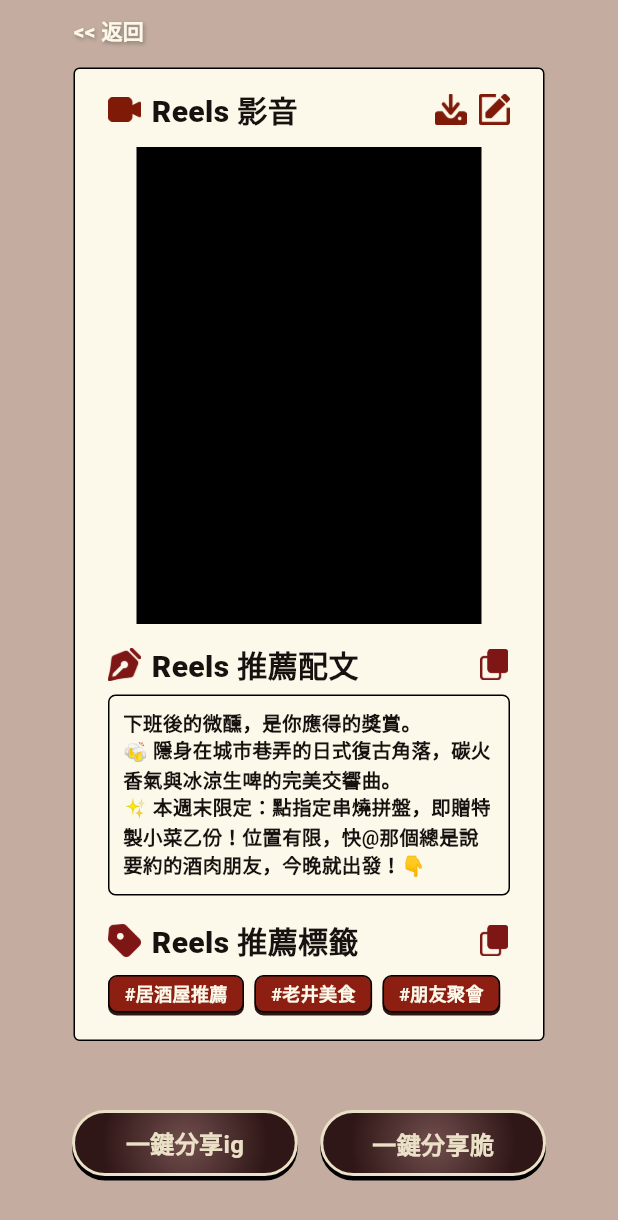
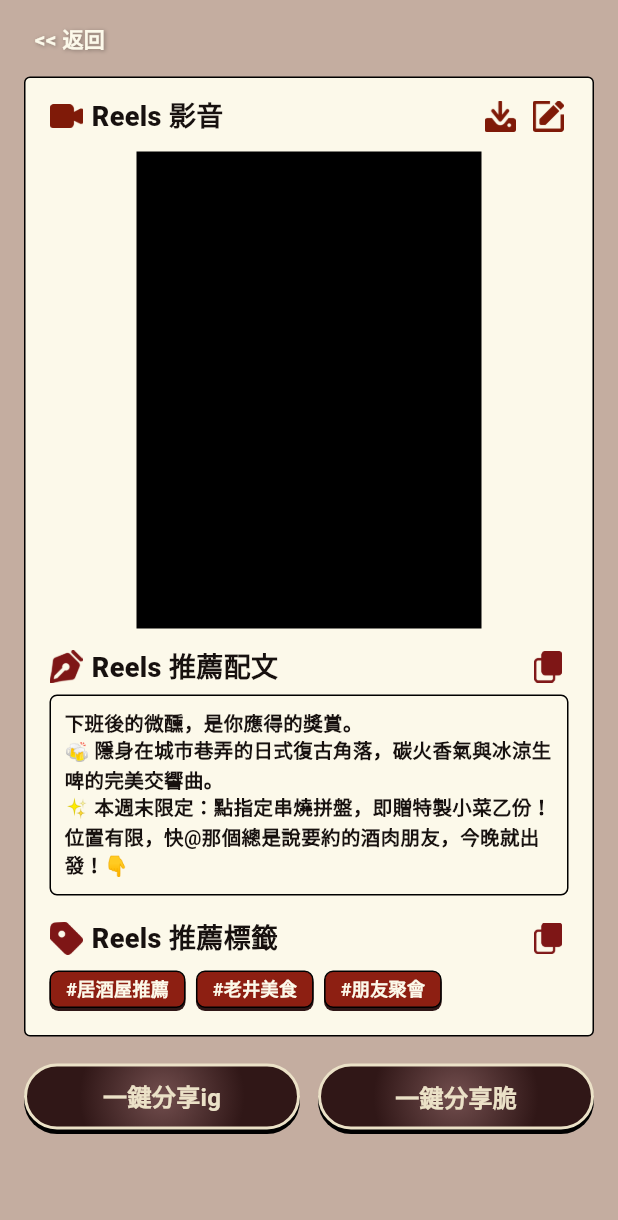
Before and after one commit to 1111034009/PlayTaiwan-front, a Flutter app: the MerchantVideoPage screen opened directly, on a phone screen of 412 x 824 dp. Shown: the top 1220 px of the screen. Run offline on Flutter 3.47's test engine with Material 3 defaults, Android fonts, the phone set to English and light mode, and no system bars; our stand-ins replace curved_navigation_bar, flutter_carousel_widget, google_fonts.

Commit message:
商家畫面調整 bug修正

```diff
--- a/lib/pages/home_page.dart
+++ b/lib/pages/home_page.dart
@@ -459,8 +459,8 @@ class _HomePageState extends State<HomePage> {
         child: Stack(
           children: [
             Positioned(
-              left: 9,
-              top: 15,
+              left: 5,
+              top: 20,
               width: 55,
               height: 55,
               child: Image.asset('img/Badge.png', fit: BoxFit.contain),
--- a/lib/pages/merchant_video_page.dart
+++ b/lib/pages/merchant_video_page.dart
@@ -28,9 +28,6 @@ TextStyle kaisei({
 class MerchantVideoPage extends StatelessWidget {
   const MerchantVideoPage({super.key});
 
-  static const double designWidth = 360;
-  static const double designHeight = 820;
-
   void _goHome(BuildContext context) {
     Navigator.pushAndRemoveUntil(
       context,
@@ -44,26 +41,28 @@ class MerchantVideoPage extends StatelessWidget {
     return Scaffold(
       backgroundColor: _backgroundColor,
       body: SafeArea(
-        child: SingleChildScrollView(
+        child: LayoutBuilder(
+          builder: (context, constraints) {
+            return SingleChildScrollView(
               physics: const BouncingScrollPhysics(),
-          child: Center(
-            child: FittedBox(
-              fit: BoxFit.contain,
-              alignment: Alignment.topCenter,
-              child: SizedBox(
-                width: designWidth,
-                height: designHeight,
-                child: Stack(
+              padding: const EdgeInsets.fromLTRB(16, 10, 16, 32),
+              child: ConstrainedBox(
+                constraints: BoxConstraints(
+                  minHeight: constraints.maxHeight - 42,
+                ),
+                child: Column(
+                  crossAxisAlignment: CrossAxisAlignment.stretch,
                   children: [
-                    const Positioned.fill(
-                      child: ColoredBox(color: _backgroundColor),
-                    ),
-                    Positioned(
-                      top: 10,
-                      left: 23,
+                    Align(
+                      alignment: Alignment.centerLeft,
                       child: GestureDetector(
                         behavior: HitTestBehavior.opaque,
                         onTap: () => _goHome(context),
+                        child: Padding(
+                          padding: const EdgeInsets.symmetric(
+                            horizontal: 7,
+                            vertical: 5,
+                          ),
                           child: Text(
                             '<< 返回',
                             style:
@@ -83,17 +82,12 @@ class MerchantVideoPage extends StatelessWidget {
                           ),
                         ),
                       ),
-                    const Positioned(
-                      top: 45,
-                      left: 23,
-                      right: 23,
-                      child: _ContentCard(),
                     ),
-                    Positioned(
-                      left: 22,
-                      right: 22,
-                      top: 740,
-                      child: Row(
+                    const SizedBox(height: 10),
+                    const _ContentCard(),
+                    const SizedBox(height: 18),
+                    Row(
+                      crossAxisAlignment: CrossAxisAlignment.start,
                       children: [
                         Expanded(
                           child: _ShareButton(
@@ -101,7 +95,7 @@ class MerchantVideoPage extends StatelessWidget {
                             onTap: _shareInstagram,
                           ),
                         ),
-                          const SizedBox(width: 15),
+                        const SizedBox(width: 12),
                         Expanded(
                           child: _ShareButton(
                             text: '一鍵分享脆',
@@ -110,12 +104,11 @@ class MerchantVideoPage extends StatelessWidget {
                         ),
                       ],
                     ),
-                    ),
                   ],
                 ),
               ),
-            ),
-          ),
+            );
+          },
         ),
       ),
     );
@@ -132,7 +125,8 @@ class _ContentCard extends StatelessWidget {
   @override
   Widget build(BuildContext context) {
     return Container(
-      padding: const EdgeInsets.fromLTRB(22, 12, 22, 18),
+      width: double.infinity,
+      padding: const EdgeInsets.fromLTRB(16, 12, 16, 18),
       decoration: BoxDecoration(
         color: _cardColor,
         border: Border.all(color: _black, width: 1),
@@ -140,6 +134,7 @@ class _ContentCard extends StatelessWidget {
       ),
       child: Column(
         crossAxisAlignment: CrossAxisAlignment.start,
+        mainAxisSize: MainAxisSize.min,
         children: [
           const _SectionHeader(
             icon: 'img/reel.png',
@@ -148,7 +143,13 @@ class _ContentCard extends StatelessWidget {
           ),
           const SizedBox(height: 10),
           Center(
-            child: Container(width: 230, height: 318, color: Colors.black),
+            child: ConstrainedBox(
+              constraints: const BoxConstraints(maxWidth: 230),
+              child: AspectRatio(
+                aspectRatio: 230 / 318,
+                child: Container(width: double.infinity, color: Colors.black),
+              ),
+            ),
           ),
           const SizedBox(height: 12),
           const _SectionHeader(
@@ -200,26 +201,37 @@ class _SectionHeader extends StatelessWidget {
       crossAxisAlignment: CrossAxisAlignment.center,
       children: [
         Image.asset(icon, width: 22, height: 22, fit: BoxFit.contain),
-        const SizedBox(width: 7),
+        const SizedBox(width: 6),
         Expanded(
           child: Text(
             title,
-            maxLines: 1,
-            overflow: TextOverflow.ellipsis,
-            style: kaisei(size: 20, weight: FontWeight.w900, color: _textColor),
+            maxLines: 2,
+            overflow: TextOverflow.visible,
+            style: kaisei(size: 18, weight: FontWeight.w900, color: _textColor),
           ),
         ),
-        for (final action in actions) ...[
-          const SizedBox(width: 8),
+        if (actions.isNotEmpty) ...[
+          const SizedBox(width: 5),
+          Row(
+            mainAxisSize: MainAxisSize.min,
+            children: [
+              for (int i = 0; i < actions.length; i++) ...[
+                if (i > 0) const SizedBox(width: 5),
                 GestureDetector(
                   behavior: HitTestBehavior.opaque,
                   onTap: () {},
+                  child: Padding(
+                    padding: const EdgeInsets.all(3),
                     child: Image.asset(
-              action,
+                      actions[i],
                       width: 21,
                       height: 21,
                       fit: BoxFit.contain,
                     ),
+                  ),
+                ),
+              ],
+            ],
           ),
         ],
       ],
@@ -244,6 +256,7 @@ class _ContentTextBox extends StatelessWidget {
       ),
       child: Text(
         text,
+        softWrap: true,
         style: kaisei(
           size: 13,
           weight: FontWeight.w700,
@@ -273,6 +286,7 @@ class _Tag extends StatelessWidget {
       ),
       child: Text(
         text,
+        softWrap: false,
         style: kaisei(
           size: 12,
           weight: FontWeight.w700,
@@ -318,7 +332,7 @@ class _ShareButtonState extends State<_ShareButton> {
       },
       child: AnimatedContainer(
         duration: const Duration(milliseconds: 100),
-        height: 44,
+        constraints: const BoxConstraints(minHeight: 44),
         transform: Matrix4.translationValues(0, _pressed ? 2 : 0, 0),
         decoration: BoxDecoration(
           borderRadius: BorderRadius.circular(24),
@@ -332,9 +346,14 @@ class _ShareButtonState extends State<_ShareButton> {
             BoxShadow(color: _black, offset: Offset(0, 3), blurRadius: 0),
           ],
         ),
+        child: Padding(
+          padding: const EdgeInsets.symmetric(horizontal: 8, vertical: 10),
           child: Center(
+            child: FittedBox(
+              fit: BoxFit.scaleDown,
               child: Text(
                 widget.text,
+                maxLines: 1,
                 style: kaisei(
                   size: 16,
                   weight: FontWeight.w700,
@@ -343,6 +362,8 @@ class _ShareButtonState extends State<_ShareButton> {
               ),
             ),
           ),
+        ),
+      ),
     );
   }
 }
```
Also changed, not shown: lib/pages/merchant_info_page.dart (+198 -383 lines), lib/pages/merchant_input_page.dart (+2 -7 lines), img/Badge.png. Lines whose indentation alone changed are shown as unchanged.
